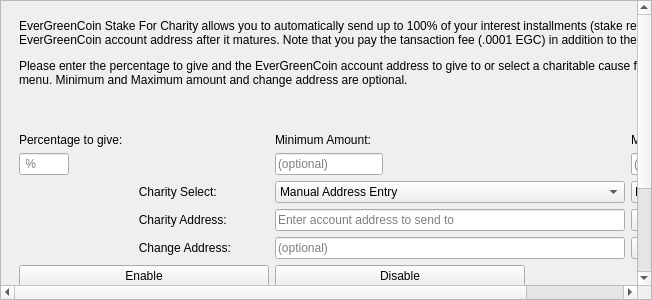
Qt form src/qt/forms/charitydialog.ui (EverGreenCoinDev/EverGreenCoin) before a commit.
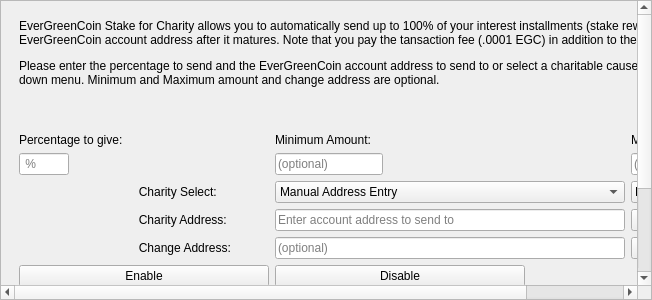
The same form after that commit. Icons and pictures are not drawn.

Patch:
```diff
--- a/src/qt/forms/charitydialog.ui
+++ b/src/qt/forms/charitydialog.ui
@@ -94,7 +94,7 @@
              <number>1</number>
             </property>
             <property name="text">
-             <string>&lt;html&gt;&lt;head/&gt;&lt;body&gt;&lt;p&gt;EverGreenCoin Stake For Charity allows you to automatically send up to 100% of your interest installments (stake rewards) to another EverGreenCoin account address after it matures. Note that you pay the tansaction fee (.0001 EGC) in addition to the percentage.&lt;/p&gt;&lt;p&gt;Please enter the percentage to give and the EverGreenCoin account address to give to or select a charitable cause from the drop-down menu. Minimum and Maximum amount and change address are optional.&lt;/p&gt;&lt;p&gt;&lt;br/&gt;&lt;/p&gt;&lt;/body&gt;&lt;/html&gt;</string>
+             <string>&lt;html&gt;&lt;head/&gt;&lt;body&gt;&lt;p&gt;EverGreenCoin Stake for Charity allows you to automatically send up to 100% of your interest installments (stake rewards) to another EverGreenCoin account address after it matures. Note that you pay the tansaction fee (.0001 EGC) in addition to the percentage.&lt;/p&gt;&lt;p&gt;Please enter the percentage to send and the EverGreenCoin account address to send to or select a charitable cause from the drop-down menu. Minimum and Maximum amount and change address are optional.&lt;/p&gt;&lt;p&gt;&lt;br/&gt;&lt;/p&gt;&lt;/body&gt;&lt;/html&gt;</string>
             </property>
             <property name="alignment">
              <set>Qt::AlignLeading|Qt::AlignLeft|Qt::AlignTop</set>
```
